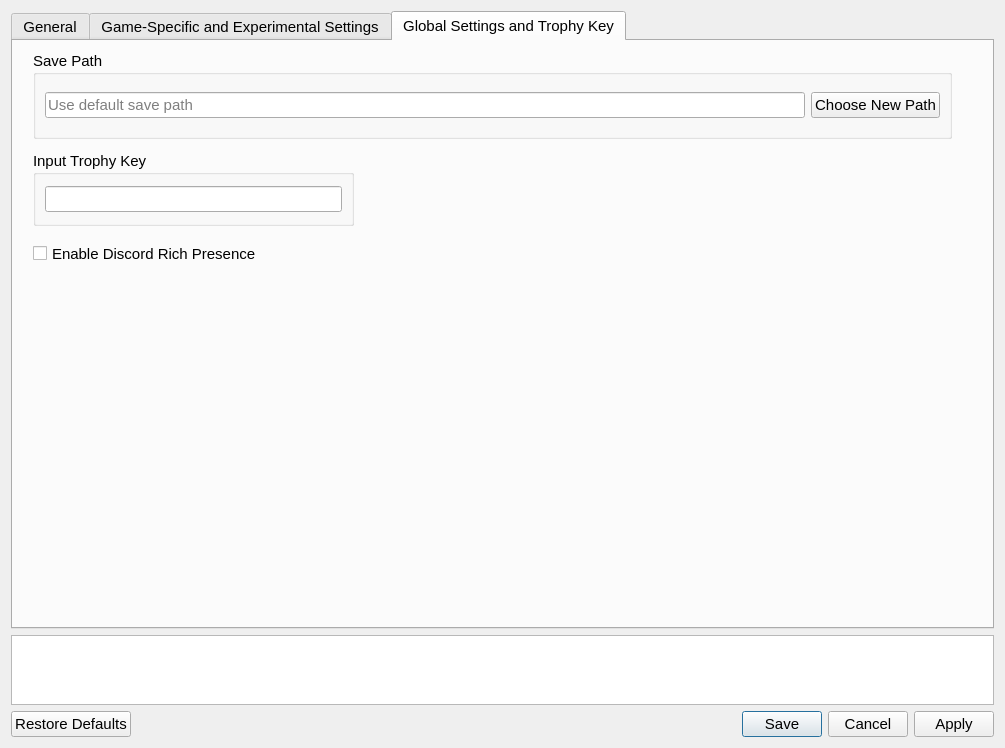
This is settings/ShadSettings.ui in rainmakerv3/BB_Launcher as Qt 5 draws it before an edit. The edited form follows.
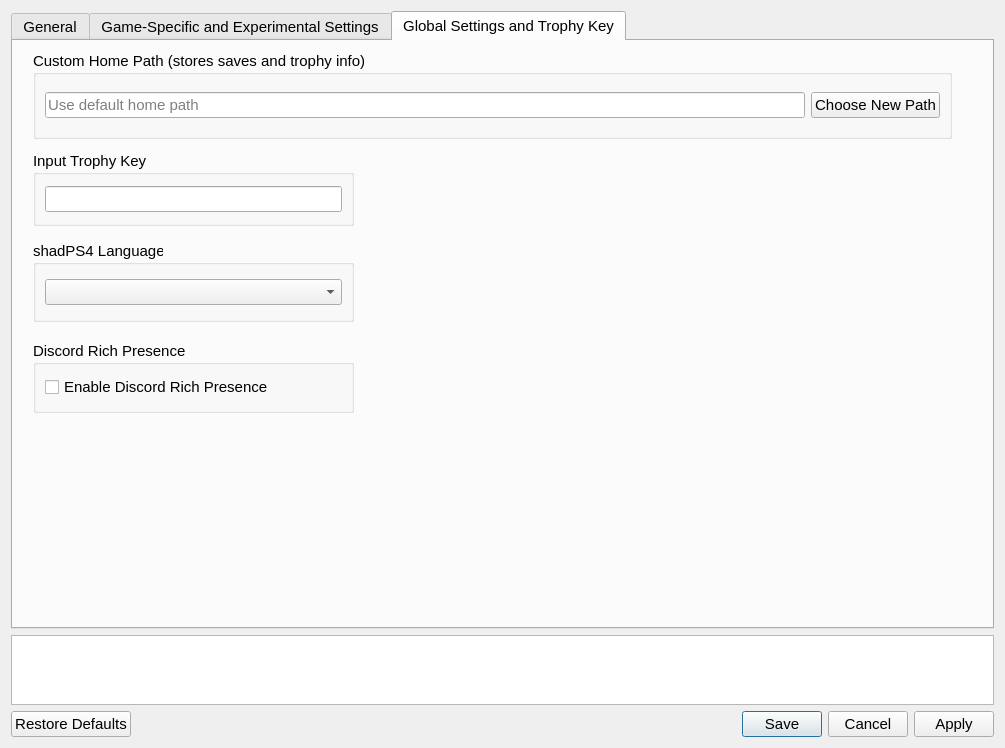
This is the edited form. The open tabs and pages were chosen to show the change. Icons and pictures are not drawn.

Commit message: Language, home path

The edit to the form file:
```diff
--- a/settings/ShadSettings.ui
+++ b/settings/ShadSettings.ui
@@ -899,19 +899,6 @@
       <attribute name="title">
        <string>Global Settings and Trophy Key</string>
       </attribute>
-      <widget class="QCheckBox" name="discordRPCCheckbox">
-       <property name="geometry">
-        <rect>
-         <x>20</x>
-         <y>200</y>
-         <width>290</width>
-         <height>25</height>
-        </rect>
-       </property>
-       <property name="text">
-        <string notr="true">Enable Discord Rich Presence</string>
-       </property>
-      </widget>
       <widget class="QGroupBox" name="SavePathGB">
        <property name="geometry">
         <rect>
@@ -922,7 +909,7 @@
         </rect>
        </property>
        <property name="title">
-        <string>Save Path</string>
+        <string>Custom Home Path (stores saves and trophy info)</string>
        </property>
        <layout class="QHBoxLayout" name="horizontalLayout_2">
         <item>
@@ -931,7 +918,7 @@
            <bool>true</bool>
           </property>
           <property name="placeholderText">
-           <string>Use default save path</string>
+           <string>Use default home path</string>
           </property>
          </widget>
         </item>
@@ -969,6 +956,46 @@
         </item>
        </layout>
       </widget>
+      <widget class="QGroupBox" name="groupBox_2">
+       <property name="geometry">
+        <rect>
+         <x>20</x>
+         <y>200</y>
+         <width>321</width>
+         <height>81</height>
+        </rect>
+       </property>
+       <property name="title">
+        <string>shadPS4 Language</string>
+       </property>
+       <layout class="QVBoxLayout" name="verticalLayout_2">
+        <item>
+         <widget class="QComboBox" name="consoleLanguageComboBox"/>
+        </item>
+       </layout>
+      </widget>
+      <widget class="QGroupBox" name="groupBox_3">
+       <property name="geometry">
+        <rect>
+         <x>20</x>
+         <y>300</y>
+         <width>321</width>
+         <height>72</height>
+        </rect>
+       </property>
+       <property name="title">
+        <string>Discord Rich Presence</string>
+       </property>
+       <layout class="QVBoxLayout" name="verticalLayout_12">
+        <item>
+         <widget class="QCheckBox" name="discordRPCCheckbox">
+          <property name="text">
+           <string notr="true">Enable Discord Rich Presence</string>
+          </property>
+         </widget>
+        </item>
+       </layout>
+      </widget>
      </widget>
     </widget>
    </item>
```
Left out of the diff: 82 changed lines with no effect on the pictures. The commit also changes 9 other files.
